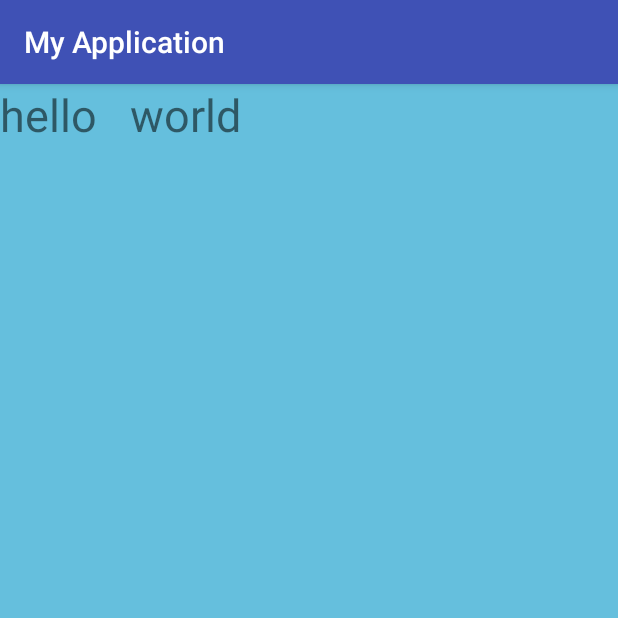
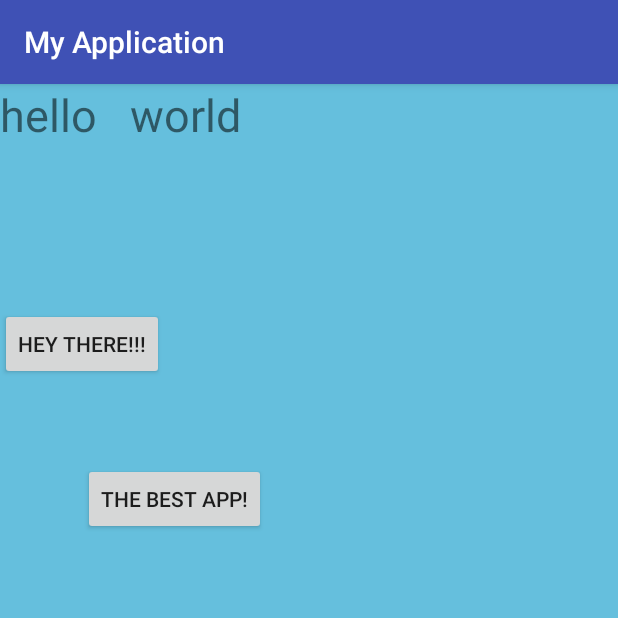
Before and after one commit to Jasmit6310/Appvala, an Android app: the screen it shows after launch (MainActivity), on a phone screen of 412 x 824 dp, the top half of it. Run offline under Robolectric (Android 15) with nearby library versions, the phone set to English and light mode, and no system bars.

Commit message:
Button added by Rhythm Now, there are total 2 buttons

```diff
--- a/app/src/main/res/layout/activity_main.xml
+++ b/app/src/main/res/layout/activity_main.xml
@@ -3,15 +3,25 @@
     android:orientation="vertical"
     android:layout_height="match_parent"
     android:background="#65bfdd"
-    android:layout_width="match_parent">
+    android:layout_width="match_parent"
+    >
 
     <TextView
         android:id="@+id/textView3"
         android:layout_width="match_parent"
         android:layout_height="149dp"
         android:text="hello   world"
-        android:textSize="30sp"
+        android:textSize="30sp"/>
 
-        />
+    <Button
+        android:layout_width="wrap_content"
+        android:layout_height="wrap_content"
+        android:text="Hey there!!!"/>
+
+    <Button
+        android:layout_width="wrap_content"
+        android:layout_height="wrap_content"
+        android:layout_margin="55dp"
+        android:text="The best app!"/>
 
 </LinearLayout>
```
